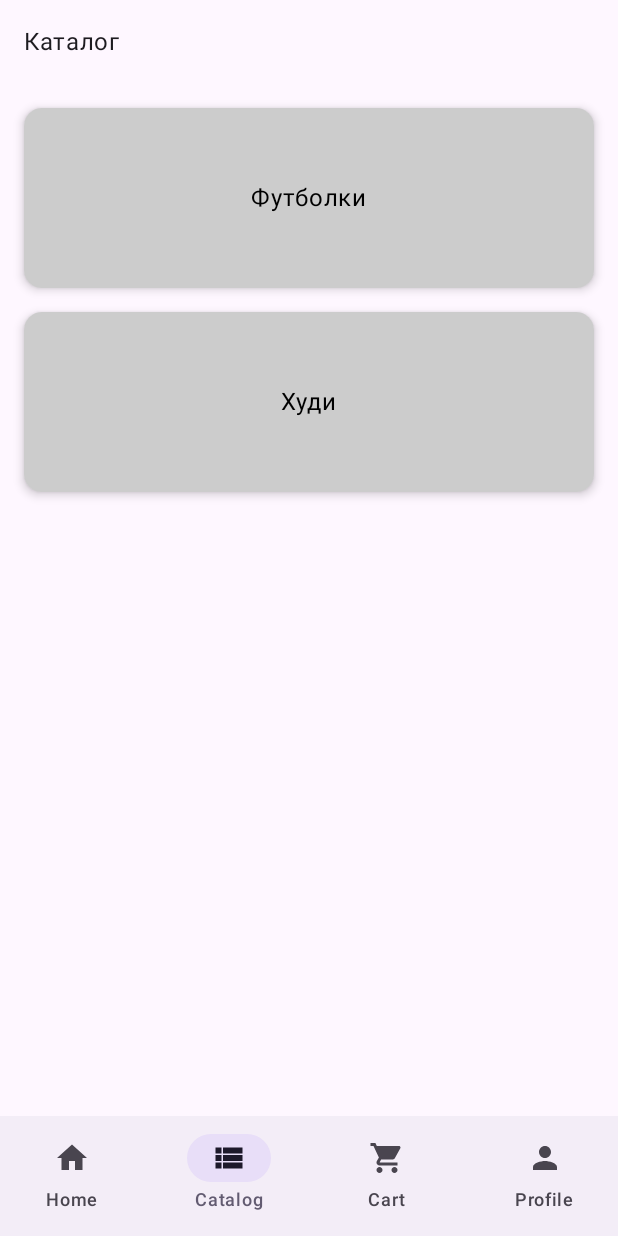
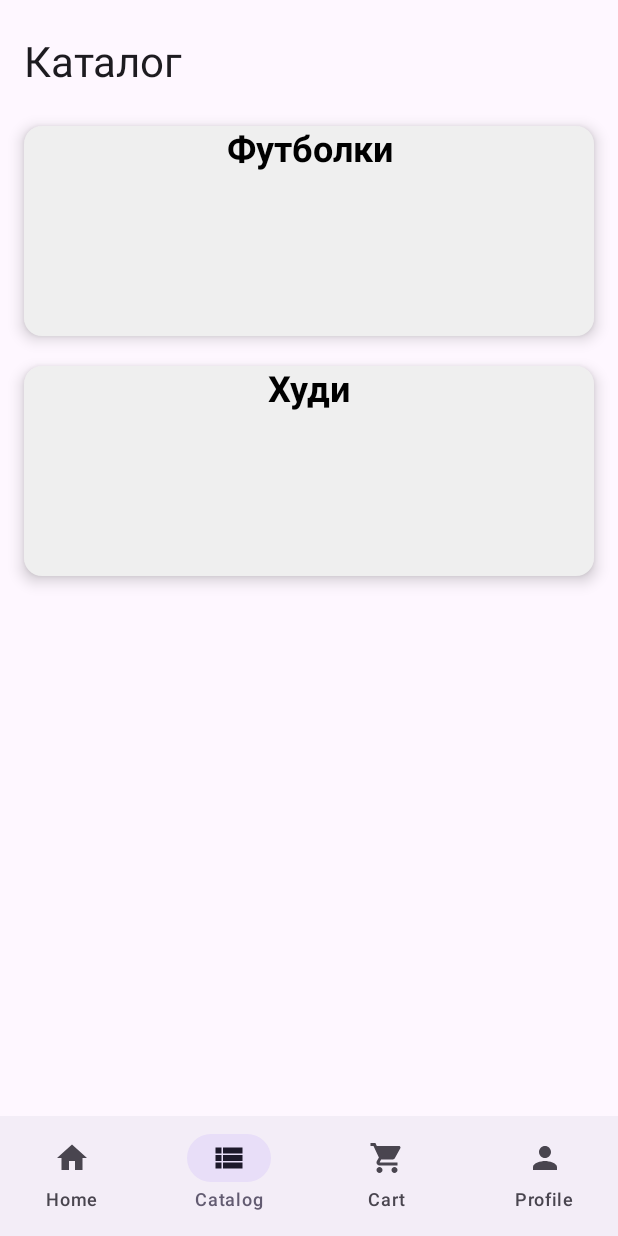
Before and after one commit to rinaalexx/vibes, an Android app built with Jetpack Compose: the CatalogScreen screen opened through its navigation route, on a phone screen of 412 x 824 dp. Run offline under Robolectric (Android 15) with nearby library versions, the phone set to English and light mode, and no system bars; our stand-ins replace Firebase (no records; nobody signed in at launch, a user with empty details on screens opened directly); libraries missing offline, so code that uses them is left out: com.cloudinary.android; 1 statement that could not run was skipped.

Commit message:
Catalog is working with firebase and cloudinary

```diff
--- a/app/src/main/AndroidManifest.xml
+++ b/app/src/main/AndroidManifest.xml
@@ -7,6 +7,7 @@
         android:allowBackup="true"
         android:dataExtractionRules="@xml/data_extraction_rules"
         android:fullBackupContent="@xml/backup_rules"
+        tools:replace="android:fullBackupContent"
         android:icon="@mipmap/ic_launcher"
         android:label="@string/app_name"
         android:roundIcon="@mipmap/ic_launcher_round"
--- a/app/src/main/java/com/app/vibess/MainActivity.kt
+++ b/app/src/main/java/com/app/vibess/MainActivity.kt
@@ -17,17 +17,43 @@ import com.app.vibess.ui.screens.HomeScreen
 import com.app.vibess.ui.components.BottomBar
 import androidx.compose.material3.Scaffold
 import androidx.compose.ui.Modifier
+import com.app.vibess.data.model.Product
+import com.app.vibess.functions.addProductToFirestore
 import com.app.vibess.ui.screens.CategoryDetailScreen
 import com.app.vibess.ui.screens.ProductDetailScreen
 import com.app.vibess.ui.screens.findProductById
+import com.cloudinary.android.MediaManager
 import com.google.firebase.firestore.FirebaseFirestore
 
 
 class MainActivity : ComponentActivity() {
     override fun onCreate(savedInstanceState: Bundle?) {
         super.onCreate(savedInstanceState)
+                val config = mapOf(
+                    "cloud_name" to "dxdspcnk6",
+                    "api_key" to "531416985942647",
+                    "api_secret" to "Ls_GdFqHyraZq0UmEoq0AmR8PjQ"
+                )
+                MediaManager.init(this, config)
+
+
+
         // Получаем ссылку на Firestore
         val db = FirebaseFirestore.getInstance()
+        val newProduct = Product(
+            name = "Футболка",
+            category = "tshirt",
+            color = "white",
+            image = "https://res.cloudinary.com/dxdspcnk6/image/upload/v1748088894/васильевич_aqjpxc.png",
+            price = 1990.0,
+            sku = 1,
+            stock = 100
+        )
+
+        addProductToFirestore(newProduct,
+            onSuccess = { println("Продукт добавлен") },
+            onFailure = { e -> println("Ошибка: ${e.message}") }
+        )
 
         setContent {
             VibesTheme {
--- a/app/src/main/java/com/app/vibess/data/model/Product.kt
+++ b/app/src/main/java/com/app/vibess/data/model/Product.kt
@@ -1,10 +1,11 @@
 package com.app.vibess.data.model
+
 data class Product(
-    val name: String,
-    val category: String,
-    val color: String,
-    val image: String,
-    val price: Double,
-    val sku: Int,
-    val stock: Int
+    val name: String = "",
+    val category: String = "",
+    val color: String = "",
+    val image: String = "",
+    val price: Double = 0.0,
+    val sku: Int = 0,
+    val stock: Int = 0
 )
--- /dev/null
+++ b/app/src/main/java/com/app/vibess/functions/database.kt
@@ -0,0 +1,29 @@
+package com.app.vibess.functions
+
+import com.google.firebase.firestore.FirebaseFirestore
+import com.app.vibess.data.model.Product
+
+fun addProductToFirestore(product: Product, onSuccess: () -> Unit, onFailure: (Exception) -> Unit) {
+    val db = FirebaseFirestore.getInstance()
+    db.collection("products")  // имя коллекции в Firestore
+        .add(product)
+        .addOnSuccessListener { documentReference ->
+            onSuccess()
+        }
+        .addOnFailureListener { exception ->
+            onFailure(exception)
+        }
+}
+
+fun getProductsFromFirestore(onResult: (List<Product>) -> Unit, onFailure: (Exception) -> Unit) {
+    val db = FirebaseFirestore.getInstance()
+    db.collection("products")
+        .get()
+        .addOnSuccessListener { result ->
+            val products = result.documents.mapNotNull { it.toObject(Product::class.java) }
+            onResult(products)
+        }
+        .addOnFailureListener { exception ->
+            onFailure(exception)
+        }
+}
--- a/app/src/main/java/com/app/vibess/ui/screens/CatalogScreen.kt
+++ b/app/src/main/java/com/app/vibess/ui/screens/CatalogScreen.kt
@@ -1,73 +1,70 @@
 package com.app.vibess.ui.screens
 
-import android.os.Bundle
 import androidx.compose.foundation.layout.*
 import androidx.compose.foundation.clickable
-import androidx.compose.foundation.background
 import androidx.compose.material3.*
 import androidx.compose.runtime.Composable
 import androidx.compose.ui.Modifier
 import androidx.compose.ui.graphics.Color
 import androidx.compose.ui.unit.dp
-import androidx.compose.ui.tooling.preview.Preview
+import androidx.compose.ui.text.font.FontWeight
+import androidx.compose.ui.text.style.TextAlign
+import androidx.compose.ui.Alignment
 import androidx.navigation.NavController
-import androidx.compose.ui.Alignment
-import androidx.navigation.compose.rememberNavController
 
 @Composable
 fun CatalogScreen(navController: NavController) {
-    // Список категорий для отображения
-    val categories = listOf("Футболки", "Худи")
+    // Категории с названиями на русском и ключами для навигации
+    val categories = listOf(
+        "Футболки" to "tshirt",
+        "Худи" to "hoodie"
+    )
 
-    // Главная колонка с категориями
     Column(
         modifier = Modifier
             .fillMaxSize()
-            .padding(16.dp)
+            .padding(horizontal = 16.dp, vertical = 24.dp)
     ) {
         Text(
             text = "Каталог",
-            modifier = Modifier.padding(bottom = 16.dp)
+            style = MaterialTheme.typography.headlineMedium,
+            modifier = Modifier.padding(bottom = 24.dp)
         )
 
-        // Отображение каждой категории
-        categories.forEach { category ->
-            CategoryItem(category = category, navController = navController)
+        categories.forEach { (displayName, routeName) ->
+            CategoryItem(
+                categoryName = displayName,
+                routeName = routeName,
+                navController = navController
+            )
+            Spacer(modifier = Modifier.height(20.dp))
         }
     }
 }
 
 @Composable
-fun CategoryItem(category: String, navController: NavController) {
-    // Количество пространства между категориями
-    Spacer(modifier = Modifier.height(16.dp))
-
-    // Стиль для карточки категории
+fun CategoryItem(categoryName: String, routeName: String, navController: NavController) {
     Card(
         modifier = Modifier
             .fillMaxWidth()
-            .height(120.dp)
-            .clickable {
-                // Навигация по категориям
-                navController.navigate("catalog/$category")
-            },
-        colors = CardDefaults.cardColors(containerColor = Color.LightGray),
-        elevation = CardDefaults.cardElevation(4.dp)
+            .height(140.dp)
+            .clickable { navController.navigate("catalog/$routeName") },
+        colors = CardDefaults.cardColors(containerColor = Color(0xFFEFEFEF)),
+        elevation = CardDefaults.cardElevation(6.dp),
+        shape = MaterialTheme.shapes.medium
     ) {
         Box(
-            contentAlignment = Alignment.Center,
-            modifier = Modifier.fillMaxSize()
+            contentAlignment = Alignment.Center
         ) {
             Text(
-                text = category,
-                color = Color.Black
+                text = categoryName,
+                color = Color.Black,
+                style = MaterialTheme.typography.headlineSmall.copy(
+                    fontWeight = FontWeight.Bold,
+                    textAlign = TextAlign.Center
+                ),
+                modifier = Modifier.fillMaxWidth()
             )
         }
     }
 }
-
-@Preview(showBackground = true)
-@Composable
-fun CatalogScreenPreview() {
-    CatalogScreen(navController = rememberNavController())
-}
--- a/build.gradle.kts
+++ b/build.gradle.kts
@@ -9,4 +9,5 @@ buildscript {
         // Убедитесь, что эта зависимость присутствует
         classpath("com.google.gms:google-services:4.3.15") // Или последняя доступная версия
     }
+
 }
--- a/gradle/libs.versions.toml
+++ b/gradle/libs.versions.toml
@@ -10,6 +10,8 @@ activityCompose = "1.10.1"
 composeBom = "2024.04.01"
 playServicesAnalyticsImpl = "18.2.0"
 firebaseFirestoreKtx = "25.1.4"
+foundationLayoutAndroid = "1.6.6"
+uiTestAndroid = "1.7.8"
 
 [libraries]
 androidx-core-ktx = { group = "androidx.core", name = "core-ktx", version.ref = "coreKtx" }
@@ -28,6 +30,8 @@ androidx-ui-test-junit4 = { group = "androidx.compose.ui", name = "ui-test-junit
 androidx-material3 = { group = "androidx.compose.material3", name = "material3" }
 play-services-analytics-impl = { group = "com.google.android.gms", name = "play-services-analytics-impl", version.ref = "playServicesAnalyticsImpl" }
 firebase-firestore-ktx = { group = "com.google.firebase", name = "firebase-firestore-ktx", version.ref = "firebaseFirestoreKtx" }
+androidx-foundation-layout-android = { group = "androidx.compose.foundation", name = "foundation-layout-android", version.ref = "foundationLayoutAndroid" }
+androidx-ui-test-android = { group = "androidx.compose.ui", name = "ui-test-android", version.ref = "uiTestAndroid" }
 
 [plugins]
 android-application = { id = "com.android.application", version.ref = "agp" }
```
Also changed, not shown: app/build.gradle.kts (+11 -0 lines), app/src/main/java/com/app/vibess/ui/screens/CategoryDetailScreen.kt (+104 -10 lines).
